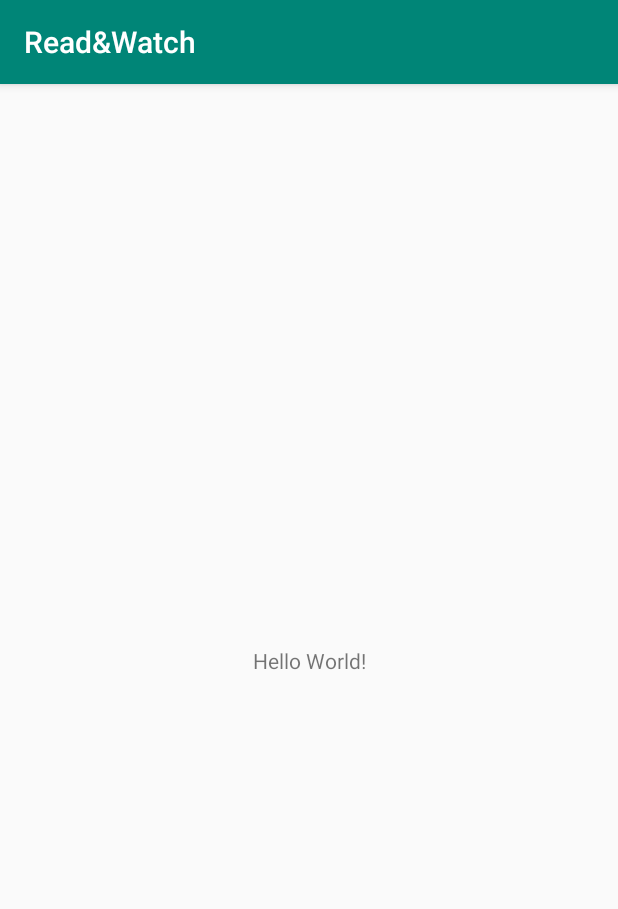
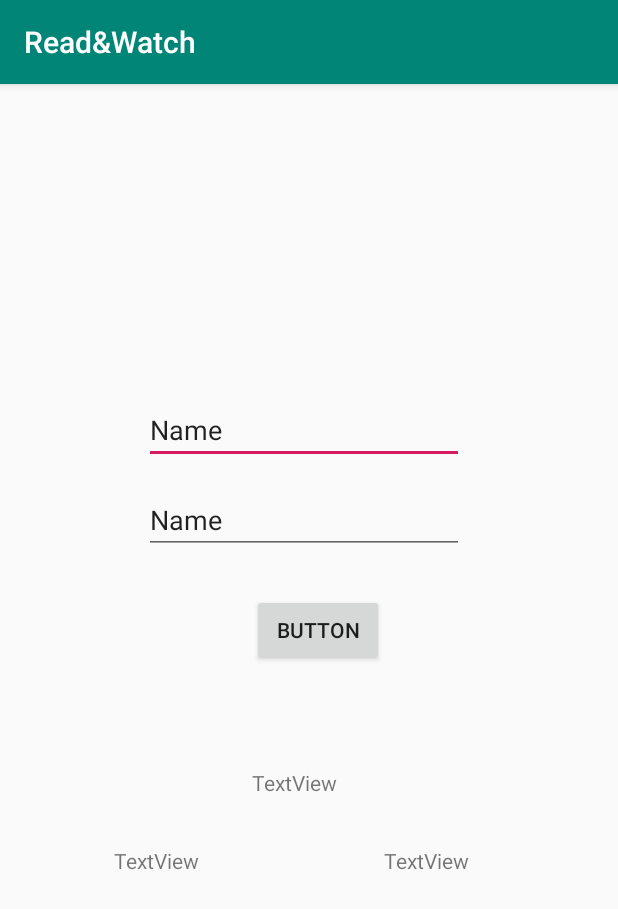
Before and after one commit to rafamiguel/read-watch, an Android app: the screen it shows after launch (MainActivity), on a phone screen of 412 x 824 dp. Shown: the top 909 px of the screen. Run offline under Robolectric (Android 15) with nearby library versions, the phone set to English and light mode, and no system bars.

Commit message:
Proyecto añadido a GitHub

```diff
--- a/app/src/main/java/estrada/leon/rafael/readwatch/MainActivity.java
+++ b/app/src/main/java/estrada/leon/rafael/readwatch/MainActivity.java
@@ -2,9 +2,16 @@ package estrada.leon.rafael.readwatch;
 
 import android.support.v7.app.AppCompatActivity;
 import android.os.Bundle;
+import android.widget.Button;
+import android.widget.EditText;
+import android.widget.ImageView;
+import android.widget.TextView;
 
 public class MainActivity extends AppCompatActivity {
-
+    ImageView logo;
+    EditText txtUsuario,txtContra;
+    Button btnEntrar;
+    TextView lblContra,lblCuenta,lblRegistrar;
     @Override
     protected void onCreate(Bundle savedInstanceState) {
         super.onCreate(savedInstanceState);
--- a/app/src/main/res/layout/activity_main.xml
+++ b/app/src/main/res/layout/activity_main.xml
@@ -6,13 +6,86 @@
     android:layout_height="match_parent"
     tools:context=".MainActivity">
 
-    <TextView
+    <ImageView
+        android:id="@+id/imageView"
         android:layout_width="wrap_content"
         android:layout_height="wrap_content"
-        android:text="Hello World!"
-        app:layout_constraintBottom_toBottomOf="parent"
-        app:layout_constraintLeft_toLeftOf="parent"
-        app:layout_constraintRight_toRightOf="parent"
+        android:layout_alignParentTop="true"
+        android:layout_alignParentEnd="true"
+        android:layout_marginStart="128dp"
+        android:layout_marginTop="52dp"
+        app:layout_constraintStart_toStartOf="parent"
+        app:layout_constraintTop_toTopOf="parent"
+        tools:srcCompat="@tools:sample/avatars[3]" />
+
+    <EditText
+        android:id="@+id/editText"
+        android:layout_width="wrap_content"
+        android:layout_height="wrap_content"
+        android:layout_alignParentStart="true"
+        android:layout_alignParentTop="true"
+        android:layout_marginStart="96dp"
+        android:layout_marginTop="208dp"
+        android:ems="10"
+        android:inputType="textPersonName"
+        android:text="Name"
+        app:layout_constraintStart_toStartOf="parent"
+        app:layout_constraintTop_toTopOf="parent" />
+
+    <EditText
+        android:id="@+id/editText2"
+        android:layout_width="wrap_content"
+        android:layout_height="wrap_content"
+        android:layout_alignTop="@+id/editText"
+        android:layout_alignParentStart="true"
+        android:layout_marginStart="96dp"
+        android:layout_marginTop="268dp"
+        android:ems="10"
+        android:inputType="textPersonName"
+        android:text="Name"
+        app:layout_constraintStart_toStartOf="parent"
+        app:layout_constraintTop_toTopOf="parent" />
+
+    <Button
+        android:id="@+id/button"
+        android:layout_width="wrap_content"
+        android:layout_height="wrap_content"
+        android:layout_alignParentStart="true"
+        android:layout_alignParentTop="true"
+        android:layout_marginStart="168dp"
+        android:layout_marginTop="340dp"
+        android:text="Button"
+        app:layout_constraintStart_toStartOf="parent"
+        app:layout_constraintTop_toTopOf="parent" />
+
+    <TextView
+        android:id="@+id/textView"
+        android:layout_width="wrap_content"
+        android:layout_height="17dp"
+        android:layout_marginStart="168dp"
+        android:layout_marginTop="456dp"
+        android:text="TextView"
+        app:layout_constraintStart_toStartOf="parent"
+        app:layout_constraintTop_toTopOf="parent" />
+
+    <TextView
+        android:id="@+id/textView2"
+        android:layout_width="wrap_content"
+        android:layout_height="wrap_content"
+        android:layout_marginStart="76dp"
+        android:layout_marginTop="508dp"
+        android:text="TextView"
+        app:layout_constraintStart_toStartOf="parent"
+        app:layout_constraintTop_toTopOf="parent" />
+
+    <TextView
+        android:id="@+id/textView3"
+        android:layout_width="wrap_content"
+        android:layout_height="wrap_content"
+        android:layout_marginStart="256dp"
+        android:layout_marginTop="508dp"
+        android:text="TextView"
+        app:layout_constraintStart_toStartOf="parent"
         app:layout_constraintTop_toTopOf="parent" />
 
 </android.support.constraint.ConstraintLayout>
```
